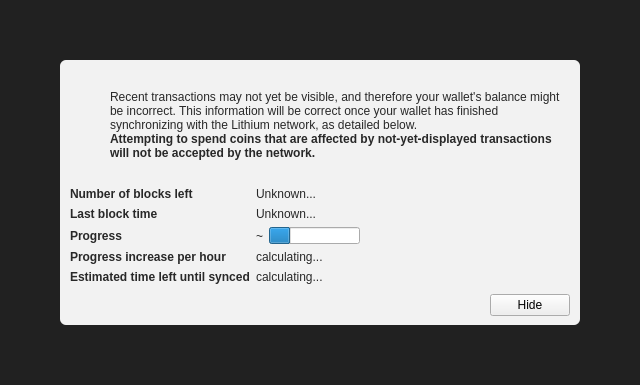
BlueDragon747/lithium, file src/qt/forms/modaloverlay.ui: the form before one commit.
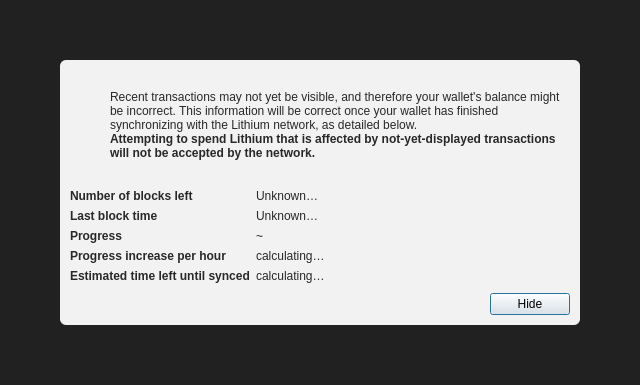
The form after the commit. Icons and pictures are not drawn. Custom widgets are drawn as their Qt base class.

Commit message: Rebase Lithium onto Core 25.2

Patch:
```diff
--- a/src/qt/forms/modaloverlay.ui
+++ b/src/qt/forms/modaloverlay.ui
@@ -1,7 +1,7 @@
 <?xml version="1.0" encoding="UTF-8"?>
 <ui version="4.0">
  <class>ModalOverlay</class>
- <widget class="ModalOverlay" name="ModalOverlay">
+ <widget class="QWidget" name="ModalOverlay">
   <property name="geometry">
    <rect>
     <x>0</x>
@@ -149,7 +149,7 @@
                 </font>
                </property>
                <property name="text">
-                <string>Attempting to spend coins that are affected by not-yet-displayed transactions will not be accepted by the network.</string>
+                <string>Attempting to spend Lithium that is affected by not-yet-displayed transactions will not be accepted by the network.</string>
                </property>
                <property name="textFormat">
                 <enum>Qt::RichText</enum>
@@ -219,7 +219,7 @@
            <item row="0" column="1">
             <widget class="QLabel" name="numberOfBlocksLeft">
              <property name="text">
-              <string>Unknown...</string>
+              <string>Unknown…</string>
              </property>
             </widget>
            </item>
@@ -245,7 +245,7 @@
               </sizepolicy>
              </property>
              <property name="text">
-              <string>Unknown...</string>
+              <string>Unknown…</string>
              </property>
             </widget>
            </item>
@@ -271,16 +271,6 @@
                </property>
               </widget>
              </item>
-             <item>
-              <widget class="QProgressBar" name="progressBar">
-               <property name="value">
-                <number>24</number>
-               </property>
-               <property name="format">
-                <string/>
-               </property>
-              </widget>
-             </item>
             </layout>
            </item>
            <item row="4" column="0">
@@ -299,7 +289,7 @@
            <item row="4" column="1">
             <widget class="QLabel" name="progressIncreasePerH">
              <property name="text">
-              <string>calculating...</string>
+              <string>calculating…</string>
              </property>
             </widget>
            </item>
@@ -319,7 +309,7 @@
            <item row="5" column="1">
             <widget class="QLabel" name="expectedTimeLeft">
              <property name="text">
-              <string>calculating...</string>
+              <string>calculating…</string>
              </property>
             </widget>
            </item>
@@ -351,6 +341,15 @@
              <property name="text">
               <string>Hide</string>
              </property>
+             <property name="shortcut">
+              <string>Esc</string>
+             </property>
+             <property name="focusPolicy">
+              <enum>Qt::StrongFocus</enum>
+             </property>
+             <property name="default">
+              <bool>true</bool>
+             </property>
             </widget>
            </item>
           </layout>
@@ -363,14 +362,6 @@
    </item>
   </layout>
  </widget>
- <customwidgets>
-  <customwidget>
-   <class>ModalOverlay</class>
-   <extends>QWidget</extends>
-   <header>modaloverlay.h</header>
-   <container>1</container>
-  </customwidget>
- </customwidgets>
  <resources/>
  <connections/>
 </ui>
```
The commit also changes 2656 other files.
